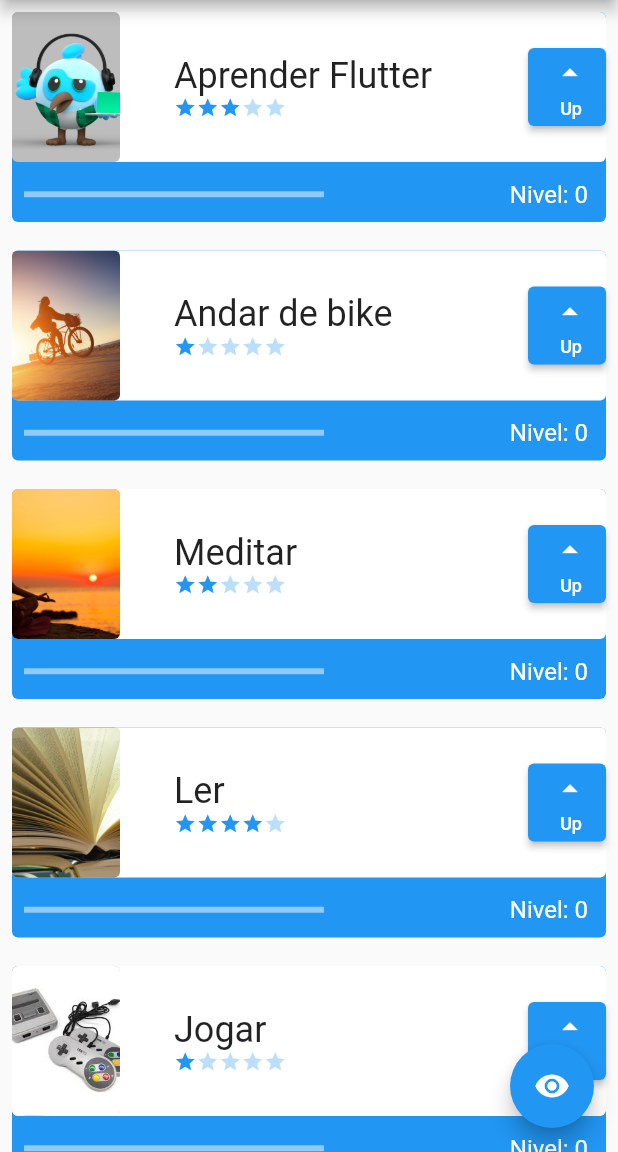
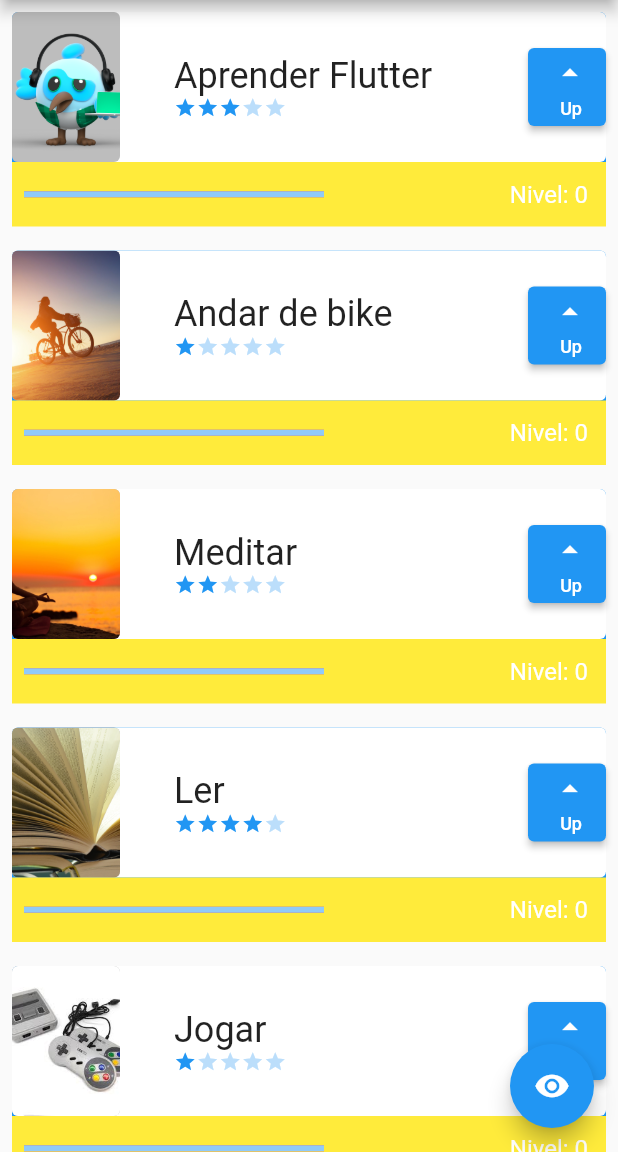
Before and after one commit to giseletoledo/tarefas, a Flutter app: the screen it shows after launch, on a phone screen of 412 x 824 dp, the part 84-1236 px from its top. Run offline on Flutter 3.47's test engine with Material 2 defaults, Android fonts, the phone set to English and light mode, and no system bars.

Commit message:
Desafio muda cor conforme o nivel

```diff
--- a/lib/components/task.dart
+++ b/lib/components/task.dart
@@ -103,12 +103,22 @@ class _TaskState extends State<Task> {
                   ],
                 ),
               ),
-              Row(
+              Container(
+                color: (nivel <= 5)
+                    ? Colors.yellow
+                    : (nivel <=7)
+                    ? Colors.orange
+                    : Colors.blue,
+                child: Row(
+
                   mainAxisAlignment: MainAxisAlignment.spaceBetween,
                   children: [
                     Padding(
                       padding: const EdgeInsets.all(8.0),
-                    child: SizedBox(
+                      child: Container(
+                          decoration: BoxDecoration(
+                            color: Colors.red,
+                          ),
                           width: 200,
                           child: LinearProgressIndicator(
                             color: Colors.white,
@@ -126,6 +136,7 @@ class _TaskState extends State<Task> {
                       ),
                     ),
                   ],
+                ),
               )
             ],
           )
```
Lines whose indentation alone changed are shown as unchanged.
